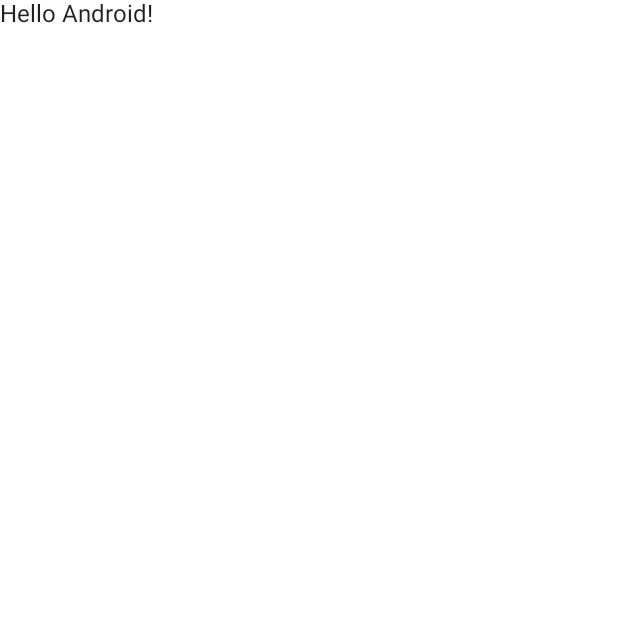
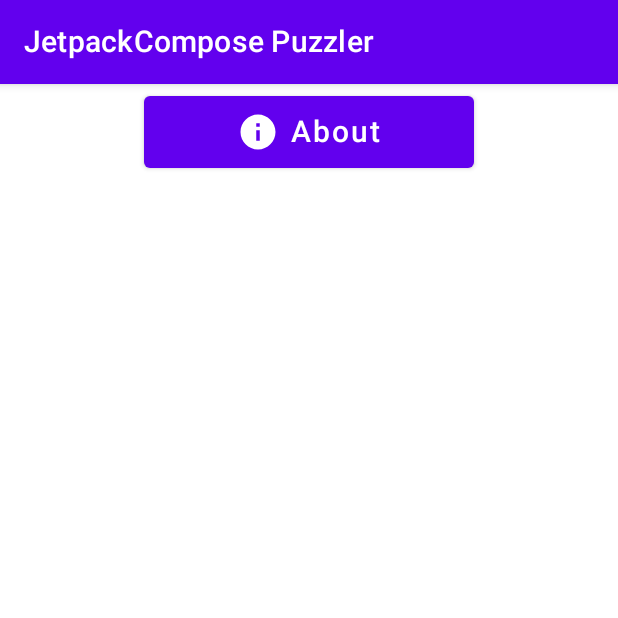
Before and after one commit to dbaelz/JetpackComposePuzzler, an Android app built with Jetpack Compose: the screen it shows after launch (MainActivity), on a phone screen of 412 x 824 dp, the top half of it. Before the commit the part shown is almost empty. Run offline under Robolectric (Android 15) with nearby library versions, the phone set to English and light mode, and no system bars.

Commit message:
Add navigation compose library and add dummy nav implementation

```diff
--- a/app/build.gradle.kts
+++ b/app/build.gradle.kts
@@ -58,11 +58,15 @@ dependencies {
     implementation("androidx.compose.ui:ui:$compose_version")
     implementation("androidx.compose.material:material:$compose_version")
     implementation("androidx.compose.ui:ui-tooling-preview:$compose_version")
+    implementation("androidx.navigation:navigation-compose:2.4.0-alpha06")
     implementation("androidx.lifecycle:lifecycle-runtime-ktx:2.3.1")
     implementation("androidx.activity:activity-compose:1.3.1")
+
     testImplementation("junit:junit:4.+")
+
     androidTestImplementation("androidx.test.ext:junit:1.1.3")
     androidTestImplementation("androidx.test.espresso:espresso-core:3.3.0")
     androidTestImplementation("androidx.compose.ui:ui-test-junit4:$compose_version")
+
     debugImplementation("androidx.compose.ui:ui-tooling:$compose_version")
 }
--- a/app/src/main/java/de/dbaelz/demo/compose/puzzler/MainActivity.kt
+++ b/app/src/main/java/de/dbaelz/demo/compose/puzzler/MainActivity.kt
@@ -3,21 +3,36 @@ package de.dbaelz.demo.compose.puzzler
 import android.os.Bundle
 import androidx.activity.ComponentActivity
 import androidx.activity.compose.setContent
-import androidx.compose.material.MaterialTheme
-import androidx.compose.material.Surface
+import androidx.compose.foundation.layout.padding
+import androidx.compose.material.Scaffold
 import androidx.compose.material.Text
+import androidx.compose.material.TopAppBar
 import androidx.compose.runtime.Composable
-import androidx.compose.ui.tooling.preview.Preview
+import androidx.compose.ui.Modifier
+import androidx.navigation.NavHostController
+import androidx.navigation.compose.NavHost
+import androidx.navigation.compose.composable
+import androidx.navigation.compose.currentBackStackEntryAsState
+import androidx.navigation.compose.rememberNavController
+import de.dbaelz.demo.compose.puzzler.Screen.ABOUT
+import de.dbaelz.demo.compose.puzzler.Screen.MAIN
+import de.dbaelz.demo.compose.puzzler.data.createMainMenuModel
+import de.dbaelz.demo.compose.puzzler.ui.AboutScreen
 import de.dbaelz.demo.compose.puzzler.ui.theme.JetpackComposePuzzlerTheme
+import de.dbaelz.demo.compose.puzzler.ui.theme.MainScreen
 
 class MainActivity : ComponentActivity() {
     override fun onCreate(savedInstanceState: Bundle?) {
         super.onCreate(savedInstanceState)
         setContent {
             JetpackComposePuzzlerTheme {
-                // A surface container using the 'background' color from the theme
-                Surface(color = MaterialTheme.colors.background) {
-                    Greeting("Android")
+                val navController = rememberNavController()
+                val backstackEntry = navController.currentBackStackEntryAsState()
+
+                Scaffold(
+                    topBar = { TopBar("JetpackCompose Puzzler") },
+                ) {
+                    PuzzlerNavHost(navController, Modifier.padding(it))
                 }
             }
         }
@@ -25,14 +40,33 @@ class MainActivity : ComponentActivity() {
 }
 
 @Composable
-fun Greeting(name: String) {
-    Text(text = "Hello $name!")
+private fun TopBar(title: String) {
+    TopAppBar(title = { Text(title) })
 }
 
-@Preview(showBackground = true)
 @Composable
-fun DefaultPreview() {
-    JetpackComposePuzzlerTheme {
-        Greeting("Android")
+private fun PuzzlerNavHost(navController: NavHostController, modifier: Modifier = Modifier) {
+    NavHost(
+        navController = navController,
+        startDestination = MAIN.name,
+        modifier = modifier
+    ) {
+        composable(MAIN.name) {
+            MainScreen(createMainMenuModel()) { navController.navigate(it.name) }
+        }
+
+        composable(ABOUT.name) {
+            AboutScreen()
+        }
     }
 }
+
+enum class Screen {
+    MAIN,
+    ABOUT,
+    MODIFIER_BORDER,
+    MODIFIER_BORDER_SIMPLIFIED,
+    MODIFIER_CLICK,
+    BUTTON_CLICK,
+    TEXT_LOCAL_PROVIDER,
+}
--- /dev/null
+++ b/app/src/main/java/de/dbaelz/demo/compose/puzzler/data/MainMenuModel.kt
@@ -0,0 +1,29 @@
+package de.dbaelz.demo.compose.puzzler.data
+
+import androidx.compose.material.icons.Icons
+import androidx.compose.material.icons.filled.Info
+import androidx.compose.ui.graphics.vector.ImageVector
+import de.dbaelz.demo.compose.puzzler.Screen
+
+data class MainMenuModel(val items: List<Item> = emptyList()) {
+    sealed class Item {
+        object Separator : Item()
+        data class Entry(
+            val name: String,
+            val icon: ImageVector? = null,
+            val targetScreen: Screen,
+        ) : Item()
+    }
+}
+
+fun createMainMenuModel(): MainMenuModel {
+    return MainMenuModel(
+        listOf(
+            MainMenuModel.Item.Entry(
+                name = "About",
+                icon = Icons.Default.Info,
+                targetScreen = Screen.ABOUT
+            ),
+        )
+    )
+}
--- /dev/null
+++ b/app/src/main/java/de/dbaelz/demo/compose/puzzler/ui/AboutScreen.kt
@@ -0,0 +1,9 @@
+package de.dbaelz.demo.compose.puzzler.ui
+
+import androidx.compose.material.Text
+import androidx.compose.runtime.Composable
+
+@Composable
+fun AboutScreen() {
+    Text("About...")
+}
--- /dev/null
+++ b/app/src/main/java/de/dbaelz/demo/compose/puzzler/ui/MainScreen.kt
@@ -0,0 +1,65 @@
+package de.dbaelz.demo.compose.puzzler.ui.theme
+
+import androidx.compose.foundation.layout.*
+import androidx.compose.foundation.rememberScrollState
+import androidx.compose.foundation.verticalScroll
+import androidx.compose.material.Button
+import androidx.compose.material.Icon
+import androidx.compose.material.Text
+import androidx.compose.runtime.Composable
+import androidx.compose.ui.Alignment
+import androidx.compose.ui.Modifier
+import androidx.compose.ui.unit.dp
+import androidx.compose.ui.unit.sp
+import de.dbaelz.demo.compose.puzzler.Screen
+import de.dbaelz.demo.compose.puzzler.data.MainMenuModel
+
+@Composable
+fun MainScreen(model: MainMenuModel, onItemSelected: (Screen) -> Unit) {
+    val scrollState = rememberScrollState(0)
+
+    Column(
+        modifier = Modifier
+            .fillMaxWidth()
+            .verticalScroll(scrollState),
+    ) {
+        Spacer(Modifier.height(8.dp))
+
+        model.items.forEach {
+            when (it) {
+                is MainMenuModel.Item.Separator -> {
+                    Spacer(Modifier.height(16.dp))
+                }
+                is MainMenuModel.Item.Entry -> {
+                    MenuButton(Modifier.align(Alignment.CenterHorizontally), it, onItemSelected)
+
+                    Spacer(Modifier.height(8.dp))
+                }
+            }
+        }
+    }
+}
+
+@Composable
+private fun MenuButton(
+    modifier: Modifier,
+    entry: MainMenuModel.Item.Entry,
+    onItemSelected: (Screen) -> Unit
+) {
+    Button(
+        modifier = modifier
+            .width(220.dp)
+            .height(48.dp),
+        onClick = { onItemSelected(entry.targetScreen) }
+    ) {
+        entry.icon?.let {
+            Icon(
+                it, null,
+                modifier = Modifier
+                    .padding(end = 8.dp)
+                    .size(28.dp)
+            )
+        }
+        Text(entry.name, fontSize = 20.sp)
+    }
+}
```
